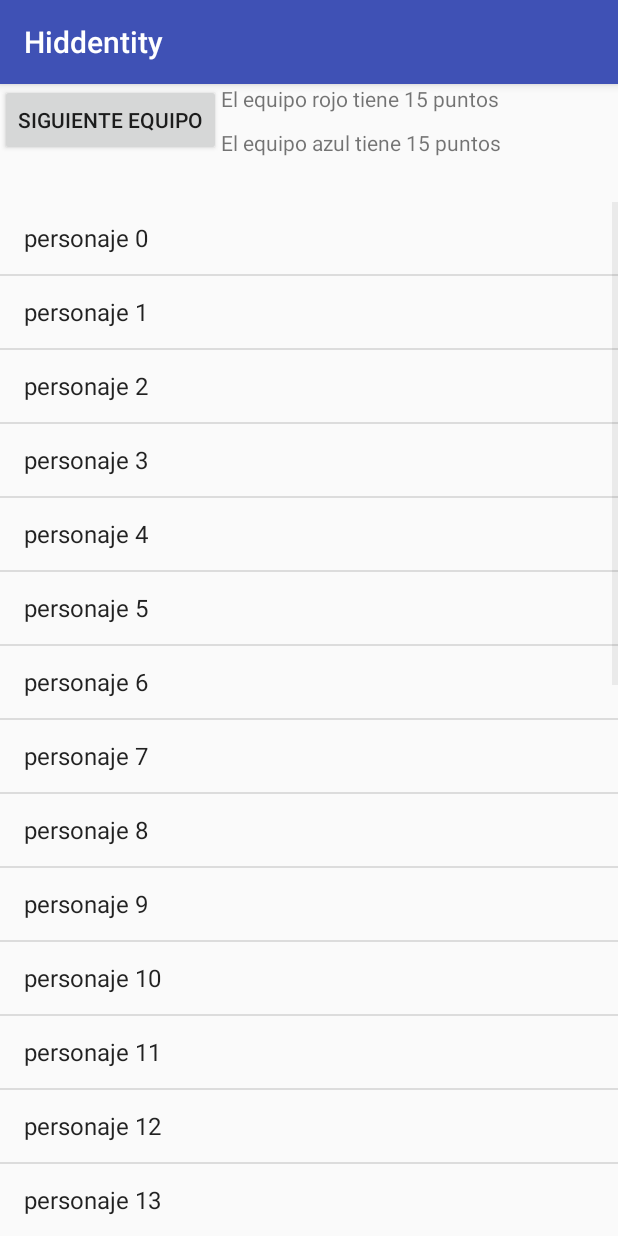
After one commit to painyahiko/Hiddentity, an Android app: the PointmarkActivity screen opened directly, with no data from a screen before it, on a phone screen of 412 x 824 dp. The commit adds this screen. Run offline under Robolectric (Android 15) with nearby library versions, the phone set to English and light mode, and no system bars.

Commit message:
añadida activity de datos tras la ronda, cambiado ids a enteros de la bbdd

```diff
--- a/app/build.gradle
+++ b/app/build.gradle
@@ -25,4 +25,5 @@ dependencies {
     testImplementation 'junit:junit:4.12'
     androidTestImplementation 'com.android.support.test:runner:1.0.2'
     androidTestImplementation 'com.android.support.test.espresso:espresso-core:3.0.2'
+    implementation 'com.android.support:recyclerview-v7:27.1.1'
 }
--- a/app/src/main/AndroidManifest.xml
+++ b/app/src/main/AndroidManifest.xml
@@ -3,7 +3,7 @@
     package="com.example.david.hiddentity">
 
     <uses-permission android:name="android.permission.WRITE_EXTERNAL_STORAGE" />
-    <uses-permission android:name="android.permission.READ_EXTERNAL_STORAGE"/>
+    <uses-permission android:name="android.permission.READ_EXTERNAL_STORAGE" />
 
     <application
         android:allowBackup="true"
@@ -19,6 +19,7 @@
                 <category android:name="android.intent.category.LAUNCHER" />
             </intent-filter>
         </activity>
+        <activity android:name=".PointmarkActivity"></activity>
     </application>
 
 </manifest>
--- /dev/null
+++ b/app/src/main/java/com/example/david/hiddentity/PointmarkActivity.java
@@ -0,0 +1,37 @@
+package com.example.david.hiddentity;
+
+import android.support.v7.app.AppCompatActivity;
+import android.os.Bundle;
+import android.support.v7.widget.LinearLayoutManager;
+import android.support.v7.widget.RecyclerView;
+import android.widget.Adapter;
+import android.widget.ArrayAdapter;
+import android.widget.ListView;
+
+import java.util.ArrayList;
+
+public class PointmarkActivity extends AppCompatActivity {
+
+    ListView listView;
+    private RecyclerView.Adapter mAdapter;
+
+    @Override
+    protected void onCreate(Bundle savedInstanceState) {
+        super.onCreate(savedInstanceState);
+        setContentView(R.layout.activity_pointmark);
+
+        listView = findViewById(R.id.listview);
+        ArrayList<String> lista = new ArrayList<String>();
+
+        for(int i = 0;i<30;i++){
+            lista.add("personaje " + i);
+        }
+
+        ArrayAdapter<String> datos = new ArrayAdapter<String>(this, android.R.layout.simple_list_item_1, lista);
+
+        listView.setAdapter(datos);
+
+    }
+
+
+}
--- /dev/null
+++ b/app/src/main/res/layout/activity_pointmark.xml
@@ -0,0 +1,66 @@
+<?xml version="1.0" encoding="utf-8"?>
+<android.support.constraint.ConstraintLayout xmlns:android="http://schemas.android.com/apk/res/android"
+    xmlns:app="http://schemas.android.com/apk/res-auto"
+    xmlns:tools="http://schemas.android.com/tools"
+    android:layout_width="match_parent"
+    android:layout_height="match_parent"
+    tools:context="com.example.david.hiddentity.PointmarkActivity">
+
+
+    <LinearLayout
+        android:layout_width="match_parent"
+        android:layout_height="match_parent"
+        android:orientation="vertical">
+
+        <LinearLayout
+            android:layout_width="wrap_content"
+            android:layout_height="wrap_content"
+            android:orientation="horizontal"
+            android:layout_marginBottom="30dp">
+
+            <Button
+                android:id="@+id/nextTeam"
+                android:layout_width="wrap_content"
+                android:layout_height="wrap_content"
+                android:text="Siguiente equipo"/>
+
+            <LinearLayout
+                android:layout_width="wrap_content"
+                android:layout_height="wrap_content"
+                android:orientation="vertical">
+
+                <TextView
+                    android:id="@+id/rojoInfo"
+                    android:layout_width="wrap_content"
+                    android:layout_height="wrap_content"
+                    android:text="El equipo rojo tiene 15 puntos"
+                    android:layout_marginBottom="10dp"/>
+
+                <TextView
+                    android:id="@+id/azulInfo"
+                    android:layout_width="wrap_content"
+                    android:layout_height="wrap_content"
+                    android:text="El equipo azul tiene 15 puntos"/>
+
+            </LinearLayout>
+
+        </LinearLayout>
+        <LinearLayout
+            android:layout_width="wrap_content"
+            android:layout_height="wrap_content">
+
+            <ListView
+                android:id="@+id/listview"
+                android:layout_width="wrap_content"
+                android:layout_height="wrap_content"
+                android:scrollbars="vertical" />
+
+        </LinearLayout>
+
+    </LinearLayout>
+
+
+
+
+
+</android.support.constraint.ConstraintLayout>
```
Also changed, not shown: app/src/main/java/com/example/david/hiddentity/Database.java (+101 -102 lines), app/src/main/java/com/example/david/hiddentity/MainActivity.java (+16 -5 lines), app/src/main/java/com/example/david/hiddentity/TimesUp.java (+5 -4 lines).
